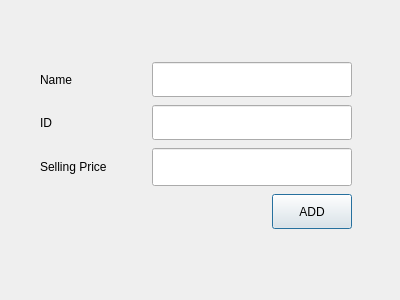
Qt form addparts.ui (RajivSah/Project) before a commit.
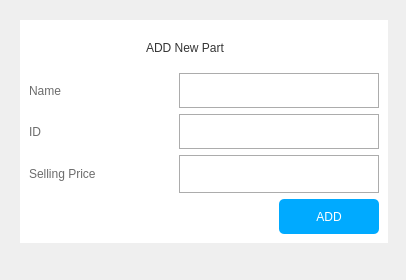
The same form after that commit.

Diff of the .ui file:
```diff
--- a/addparts.ui
+++ b/addparts.ui
@@ -6,22 +6,79 @@
    <rect>
     <x>0</x>
     <y>0</y>
-    <width>400</width>
-    <height>300</height>
+    <width>406</width>
+    <height>280</height>
    </rect>
   </property>
   <property name="windowTitle">
    <string>Dialog</string>
   </property>
+  <property name="styleSheet">
+   <string notr="true"/>
+  </property>
   <widget class="QWidget" name="layoutWidget">
    <property name="geometry">
     <rect>
-     <x>40</x>
-     <y>60</y>
-     <width>312</width>
-     <height>171</height>
+     <x>20</x>
+     <y>20</y>
+     <width>368</width>
+     <height>223</height>
     </rect>
    </property>
+   <layout class="QVBoxLayout" name="verticalLayout_2">
+    <item>
+     <widget class="QGroupBox" name="groupBox">
+      <property name="styleSheet">
+       <string notr="true">QGroupBox
+{
+ 
+	background-color: rgb(255, 255, 255);
+ border:none;
+}
+QLabel
+{
+ font: 75 italic 14pt &quot;Calibri&quot;;
+	color: rgb(108, 108, 108);
+padding-bottom: 0;
+
+}
+QLineEdit
+{
+font: 12pt &quot;Calibri&quot;;
+
+border: 1px solid;
+border-color: rgb(172, 172, 172);
+padding: 5px;
+
+}
+QLineEdit:focus
+{
+border-color:rgb(85, 170, 255);
+border-width:1px;
+border-style:solid;
+}
+QPushButton:hover
+{
+background-color: rgb(0, 85, 255);
+
+}
+
+QPushButton 
+{
+     font: 75  14pt &quot;Calibri&quot;;
+	background-color: rgb(0, 170, 255);
+	
+	color: rgb(255, 255, 255);
+
+	border-radius: 5px;
+}
+</string>
+      </property>
+      <property name="title">
+       <string/>
+      </property>
+      <layout class="QGridLayout" name="gridLayout">
+       <item row="1" column="0">
    <layout class="QVBoxLayout" name="verticalLayout">
     <item>
      <layout class="QHBoxLayout" name="horizontalLayout">
@@ -144,7 +201,7 @@
        <widget class="QPushButton" name="addPushButton">
         <property name="minimumSize">
          <size>
-          <width>0</width>
+               <width>100</width>
           <height>35</height>
          </size>
         </property>
@@ -154,6 +211,24 @@
        </widget>
       </item>
      </layout>
+         </item>
+        </layout>
+       </item>
+       <item row="0" column="0">
+        <widget class="QLabel" name="label_4">
+         <property name="styleSheet">
+          <string notr="true">font: 75 16pt &quot;Calibri&quot;;
+ padding-left:114px;
+color: rgb(53, 53, 53);
+</string>
+         </property>
+         <property name="text">
+          <string>ADD New Part</string>
+         </property>
+        </widget>
+       </item>
+      </layout>
+     </widget>
     </item>
    </layout>
   </widget>
```
Lines whose indentation alone changed are shown as unchanged.
